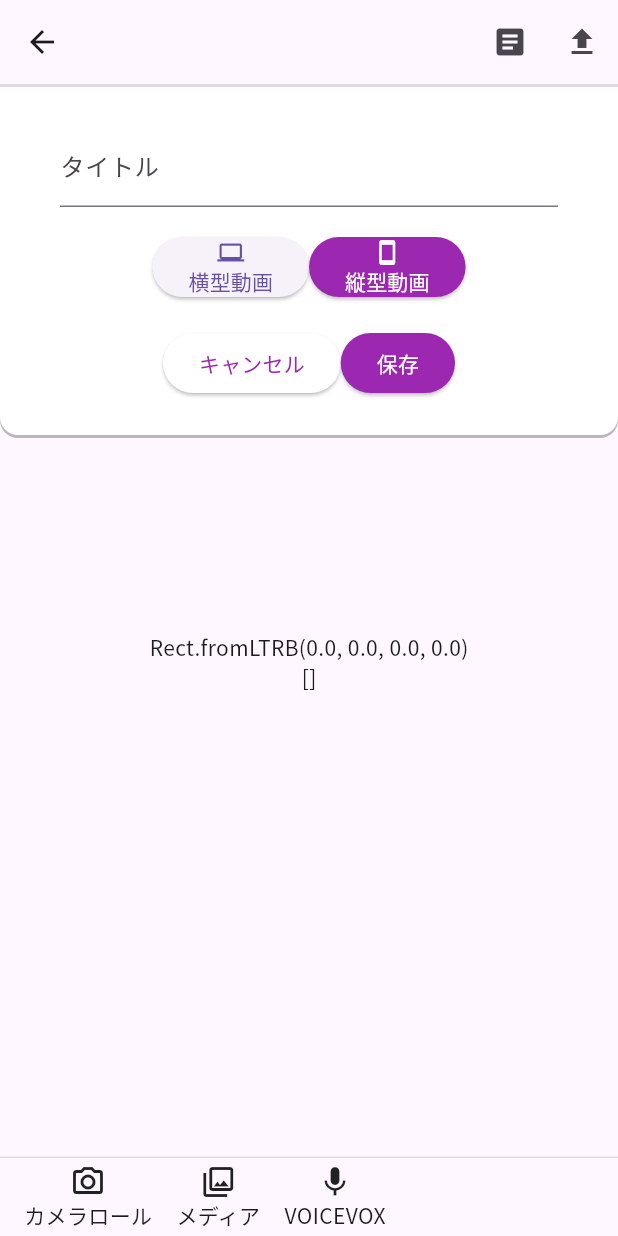
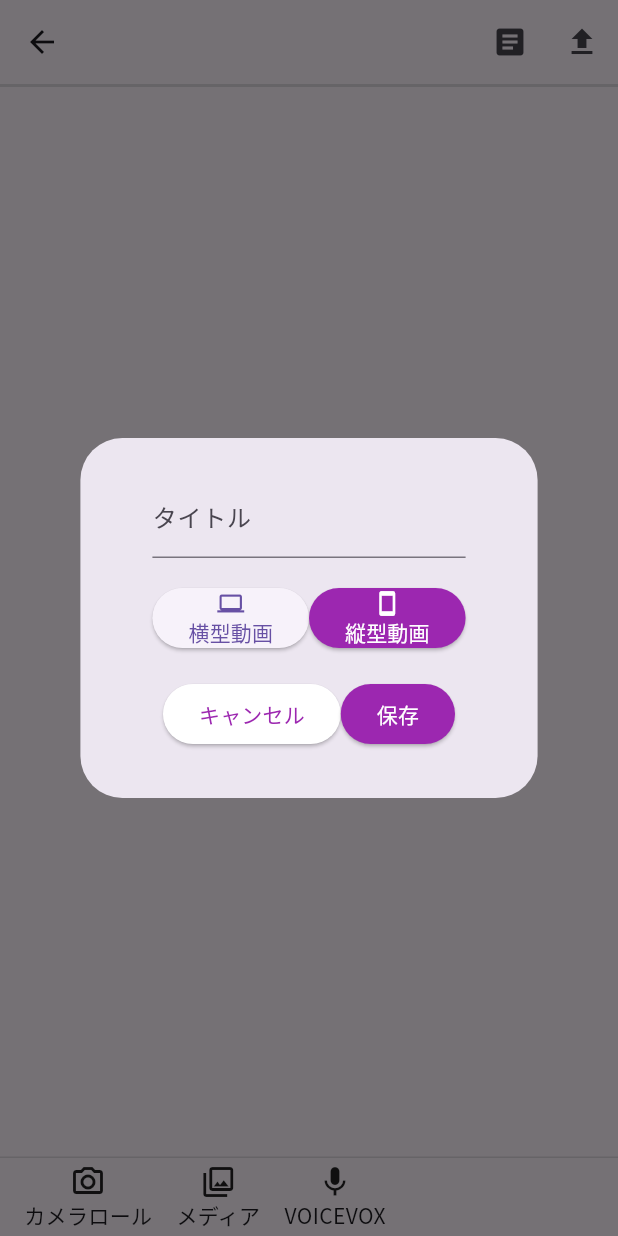
Before and after one commit to PigeonsHouse/voit, a Flutter app: the Edit screen opened directly, after a tap on the "article" icon, on a phone screen of 412 x 824 dp. Run offline on Flutter 3.47's test engine with Material 3 defaults, Android fonts, the phone set to English and light mode, and no system bars; our stand-ins replace file_picker, flutter_riverpod, image_picker, just_audio; missing offline and left inert: ffmpeg_kit_flutter_min_gpl, voicevox_flutter.

Commit message:
update:タイトルを変更できるようにした

```diff
--- a/lib/presentation/pages/edit.dart
+++ b/lib/presentation/pages/edit.dart
@@ -4,6 +4,7 @@ import 'package:ffmpeg_kit_flutter_min_gpl/ffmpeg_kit.dart';
 import 'package:ffmpeg_kit_flutter_min_gpl/return_code.dart';
 import 'package:flutter/material.dart';
 import 'package:flutter_riverpod/flutter_riverpod.dart';
+import 'package:voit/domain/entities.dart';
 import 'package:voit/ext/voicevox.dart';
 import 'package:voit/presentation/states/main/edit_data.dart';
 import 'package:file_picker/file_picker.dart';
@@ -35,7 +36,6 @@ class EditState extends ConsumerState<Edit> {
   final TextEditingController titleController = TextEditingController();
   VideoType videoType = VideoType.portrait;
   String? _imagePath;
-  OverlayEntry? _overlayEntry;
   final generator = VoiceGenerator();
 
   switchVideoTypeLandscape() {
@@ -64,7 +64,8 @@ class EditState extends ConsumerState<Edit> {
   );
 
   onClickCreateButton() async {
-    // todo targetVideoDataを更新する
+    ref.read(editDataNotifierProvider.notifier).setTitle(titleController.text);
+    Navigator.pop(context);
   }
 
 
@@ -74,33 +75,11 @@ class EditState extends ConsumerState<Edit> {
   }
 
   void toggleTopSheet() {
-    if (_overlayEntry != null) {
-      hideTopSheet();
-      return;
-    }
-    final RenderBox renderBox = _menuKey.currentContext!.findRenderObject() as RenderBox;
-    final Offset position = renderBox.localToGlobal(Offset.zero);
-    final double y = position.dy + renderBox.size.height;
-
-    _overlayEntry = OverlayEntry(
-      builder: (context) {
-        return Positioned(
-          top: y,
-          left: 0,
-          right: 0,
-          child: Material(
-            color: Colors.transparent,
-            child: Container(
-              margin: const EdgeInsets.only(top: 6),
-              padding: const EdgeInsets.all(16),
-              decoration: const BoxDecoration(
-                color: Colors.white,
-                borderRadius: BorderRadius.vertical(bottom: Radius.circular(12)),
-                boxShadow: [
-                  BoxShadow(color: Colors.black26, offset: Offset(0, 2))
-                ]
-              ),
-              child: Column(
+    final targetEditData = ref.watch(editDataNotifierProvider);
+    titleController.text = targetEditData.title;
+    showDialog(context: context, builder: (context) {
+      return AlertDialog(
+        content: Column(
           mainAxisSize: MainAxisSize.min,
           children: [
             Form(
@@ -142,7 +121,7 @@ class EditState extends ConsumerState<Edit> {
                   SimpleDialogOption(
                     child: OverflowBar(children: [
                       ElevatedButton(
-                              onPressed: hideTopSheet,
+                        onPressed: () {Navigator.pop(context);},
                         style: ElevatedButton.styleFrom(
                           foregroundColor: Colors.purple,
                           backgroundColor: Colors.white,
@@ -164,18 +143,8 @@ class EditState extends ConsumerState<Edit> {
             ),
           ],
         ),
-            ),
-          ),
       );
-      },
-    );
-
-    Overlay.of(context).insert(_overlayEntry!);
-  }
-
-  void hideTopSheet() {
-    _overlayEntry?.remove();
-    _overlayEntry = null;
+    });
   }
 
   Future<void> pickImage() async {
--- a/lib/presentation/states/main/edit_data.dart
+++ b/lib/presentation/states/main/edit_data.dart
@@ -32,7 +32,7 @@ class EditDataNotifier extends Notifier<EditData> {
   }
 
   void setTitle(String title) {
-    state.title = title;
+    state = EditData(title: title, resolution: state.resolution, scenes: state.scenes);
   }
 }
 
```
Lines whose indentation alone changed are shown as unchanged.
